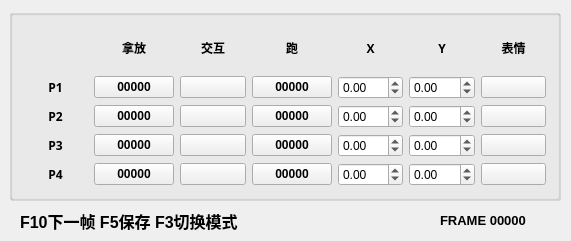
The window that UIView.ui (gua248/Overcooked2-TAS) describes before a commit, drawn with Qt 5.
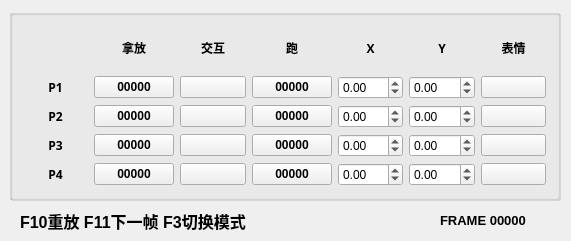
The same window after the commit. Icons and pictures are not drawn.

Diff of the .ui file:
```diff
--- a/UIView.ui
+++ b/UIView.ui
@@ -714,7 +714,7 @@
      </font>
     </property>
     <property name="text">
-     <string>F10下一帧 F5保存 F3切换模式</string>
+     <string>F10重放 F11下一帧 F3切换模式</string>
     </property>
    </widget>
    <widget class="QLabel" name="label_17">
```
